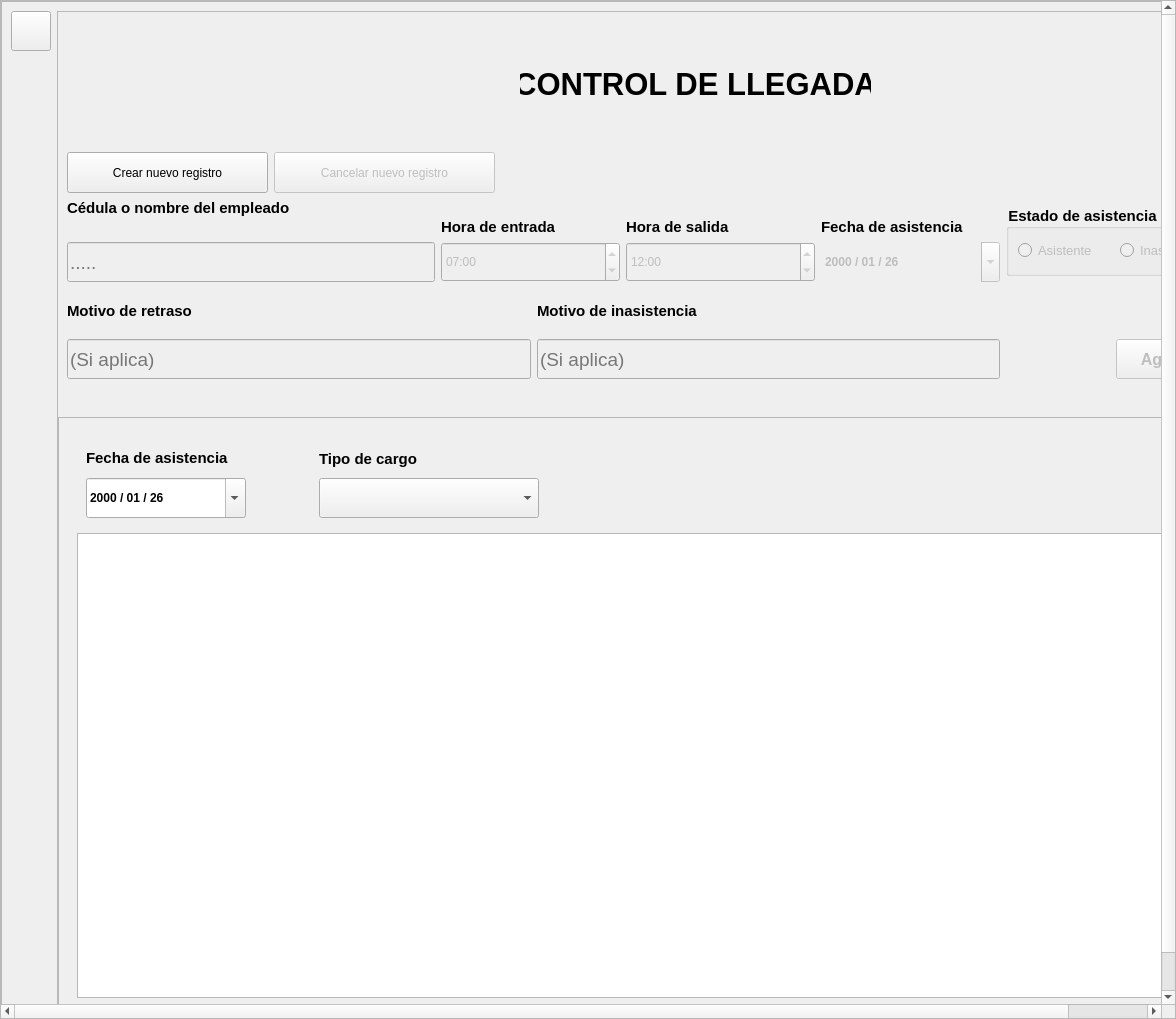
Old version of the form recursos_graficos_y_logicos/elementos_graficos_ui/pantalla_vista_general_asistencia_empleados.ui in the repository Enmanuel-86/TELA-APP.
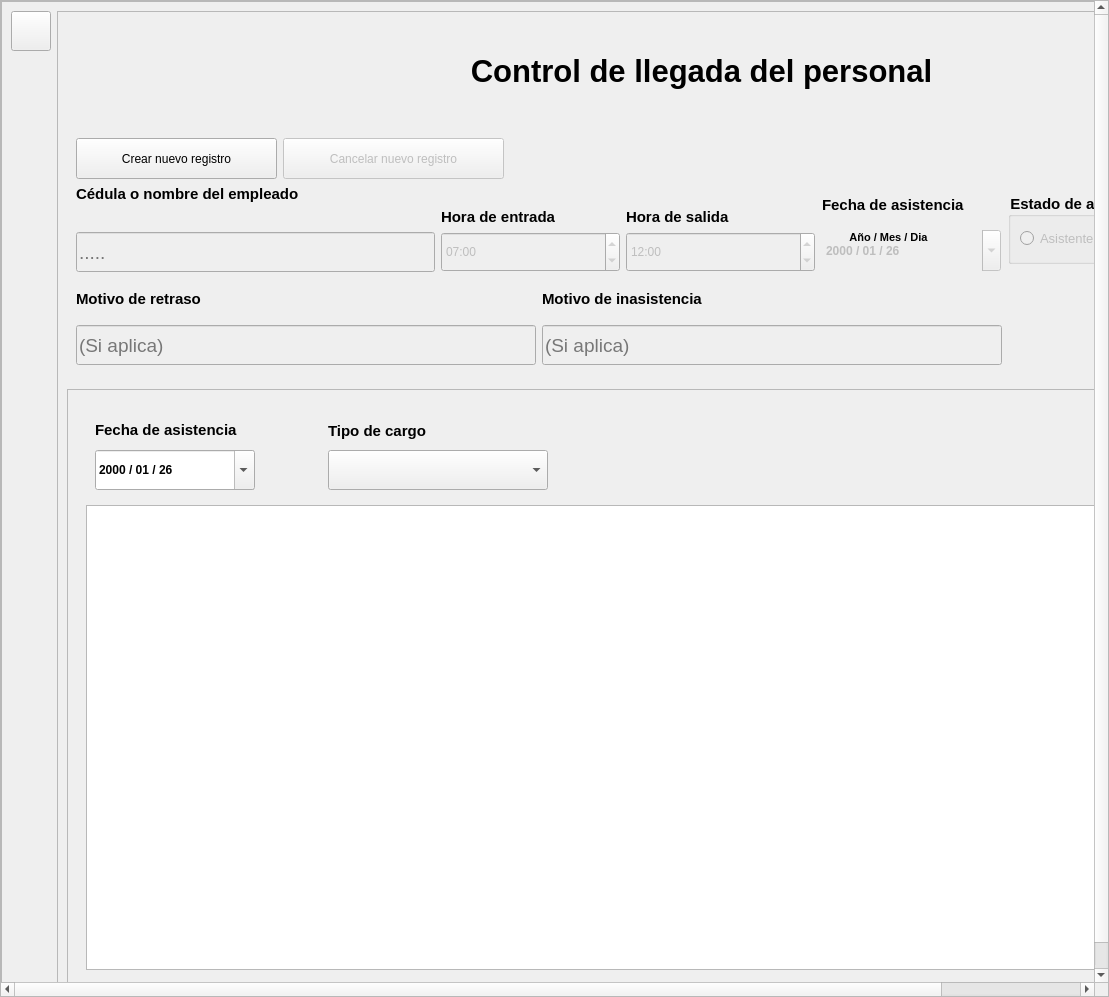
New version of the form. Icons and pictures are not drawn.

```diff
--- a/recursos_graficos_y_logicos/elementos_graficos_ui/pantalla_vista_general_asistencia_empleados.ui
+++ b/recursos_graficos_y_logicos/elementos_graficos_ui/pantalla_vista_general_asistencia_empleados.ui
@@ -6,8 +6,8 @@
    <rect>
     <x>0</x>
     <y>0</y>
-    <width>1176</width>
-    <height>1019</height>
+    <width>1109</width>
+    <height>997</height>
    </rect>
   </property>
   <property name="windowTitle">
@@ -41,9 +41,9 @@
       <property name="geometry">
        <rect>
         <x>0</x>
-        <y>0</y>
-        <width>1258</width>
-        <height>1043</height>
+        <y>-18</y>
+        <width>1271</width>
+        <height>1010</height>
        </rect>
       </property>
       <layout class="QHBoxLayout" name="horizontalLayout_8">
@@ -126,18 +126,6 @@
             <property name="enabled">
              <bool>true</bool>
             </property>
-            <property name="minimumSize">
-             <size>
-              <width>1180</width>
-              <height>1023</height>
-             </size>
-            </property>
-            <property name="maximumSize">
-             <size>
-              <width>1180</width>
-              <height>1023</height>
-             </size>
-            </property>
             <property name="styleSheet">
              <string notr="true"/>
             </property>
@@ -147,22 +135,13 @@
             <property name="frameShadow">
              <enum>QFrame::Raised</enum>
             </property>
-            <layout class="QVBoxLayout" name="verticalLayout_21">
+            <layout class="QVBoxLayout" name="verticalLayout_6">
              <property name="spacing">
               <number>15</number>
              </property>
-             <property name="leftMargin">
-              <number>0</number>
-             </property>
              <property name="topMargin">
               <number>0</number>
              </property>
-             <property name="rightMargin">
-              <number>0</number>
-             </property>
-             <property name="bottomMargin">
-              <number>0</number>
-             </property>
              <item>
               <layout class="QVBoxLayout" name="verticalLayout_20">
                <property name="spacing">
@@ -203,7 +182,7 @@
                  <property name="tipo" stdset="0">
                   <string>espacio_titulo_form</string>
                  </property>
-                 <layout class="QHBoxLayout" name="horizontalLayout_12">
+                 <layout class="QHBoxLayout" name="horizontalLayout_3">
                   <item>
                    <spacer name="horizontalSpacer_2">
                     <property name="orientation">
@@ -231,7 +210,7 @@
                     <property name="tipo" stdset="0">
                      <string/>
                     </property>
-                    <layout class="QHBoxLayout" name="horizontalLayout_13">
+                    <layout class="QHBoxLayout" name="horizontalLayout_2">
                      <item>
                       <widget class="QLabel" name="label_imagen_asistencia">
                        <property name="minimumSize">
@@ -261,14 +240,14 @@
                       <widget class="QLabel" name="label_control_de_llegada">
                        <property name="minimumSize">
                         <size>
-                         <width>351</width>
-                         <height>30</height>
+                         <width>471</width>
+                         <height>81</height>
                         </size>
                        </property>
                        <property name="maximumSize">
                         <size>
-                         <width>351</width>
-                         <height>40</height>
+                         <width>501</width>
+                         <height>81</height>
                         </size>
                        </property>
                        <property name="font">
@@ -286,11 +265,14 @@
 }</string>
                        </property>
                        <property name="text">
-                        <string>CONTROL DE LLEGADA</string>
+                        <string>Control de llegada del personal</string>
                        </property>
                        <property name="alignment">
                         <set>Qt::AlignCenter</set>
                        </property>
+                       <property name="wordWrap">
+                        <bool>true</bool>
+                       </property>
                        <property name="tipo" stdset="0">
                         <string>titulo_form</string>
                        </property>
@@ -586,108 +568,6 @@
                     </item>
                    </layout>
                   </item>
-                  <item row="1" column="3">
-                   <layout class="QVBoxLayout" name="verticalLayout_12">
-                    <item alignment="Qt::AlignBottom">
-                     <widget class="QLabel" name="label_fecha_asistencia">
-                      <property name="minimumSize">
-                       <size>
-                        <width>0</width>
-                        <height>0</height>
-                       </size>
-                      </property>
-                      <property name="font">
-                       <font>
-                        <family>Segoe UI</family>
-                        <pointsize>15</pointsize>
-                        <weight>75</weight>
-                        <italic>false</italic>
-                        <bold>true</bold>
-                       </font>
-                      </property>
-                      <property name="styleSheet">
-                       <string notr="true">QLabel{font-size:15pt;}</string>
-                      </property>
-                      <property name="text">
-                       <string>&lt;html&gt;&lt;head/&gt;&lt;body&gt;&lt;p&gt;&lt;span style=&quot; font-size:11pt;&quot;&gt;Fecha de asistencia&lt;/span&gt;&lt;/p&gt;&lt;/body&gt;&lt;/html&gt;</string>
-                      </property>
-                      <property name="alignment">
-                       <set>Qt::AlignLeading|Qt::AlignLeft|Qt::AlignVCenter</set>
-                      </property>
-                      <property name="tipo" stdset="0">
-                       <string>titulo_qlineedit</string>
-                      </property>
-                     </widget>
-                    </item>
-                    <item>
-                     <widget class="QDateEdit" name="dateedit_fecha_asistencia">
-                      <property name="enabled">
-                       <bool>false</bool>
-                      </property>
-                      <property name="minimumSize">
-                       <size>
-                        <width>179</width>
-                        <height>40</height>
-                       </size>
-                      </property>
-                      <property name="font">
-                       <font>
-                        <family>Segoe UI</family>
-                        <weight>75</weight>
-                        <italic>false</italic>
-                        <bold>true</bold>
-                       </font>
-                      </property>
-                      <property name="toolTip">
-                       <string>Año/Mes/Dia</string>
-                      </property>
-                      <property name="styleSheet">
-                       <string notr="true"/>
-                      </property>
-                      <property name="wrapping">
-                       <bool>false</bool>
-                      </property>
-                      <property name="frame">
-                       <bool>false</bool>
-                      </property>
-                      <property name="readOnly">
-                       <bool>false</bool>
-                      </property>
-                      <property name="buttonSymbols">
-                       <enum>QAbstractSpinBox::UpDownArrows</enum>
-                      </property>
-                      <property name="accelerated">
-                       <bool>true</bool>
-                      </property>
-                      <property name="keyboardTracking">
-                       <bool>true</bool>
-                      </property>
-                      <property name="showGroupSeparator" stdset="0">
-                       <bool>true</bool>
-                      </property>
-                      <property name="currentSection">
-                       <enum>QDateTimeEdit::YearSection</enum>
-                      </property>
-                      <property name="displayFormat">
-                       <string>yyyy / MM / dd</string>
-                      </property>
-                      <property name="calendarPopup">
-                       <bool>true</bool>
-                      </property>
-                      <property name="currentSectionIndex">
-                       <number>0</number>
-                      </property>
-                      <property name="date">
-                       <date>
-                        <year>2000</year>
-                        <month>1</month>
-                        <day>26</day>
-                       </date>
-                      </property>
-                     </widget>
-                    </item>
-                   </layout>
-                  </item>
                   <item row="1" column="4">
                    <widget class="QGroupBox" name="groupBox_estado_asistencia">
                     <property name="minimumSize">
@@ -988,6 +868,172 @@
                     </item>
                    </layout>
                   </item>
+                  <item row="1" column="3">
+                   <widget class="QFrame" name="frame">
+                    <property name="minimumSize">
+                     <size>
+                      <width>181</width>
+                      <height>87</height>
+                     </size>
+                    </property>
+                    <property name="maximumSize">
+                     <size>
+                      <width>181</width>
+                      <height>87</height>
+                     </size>
+                    </property>
+                    <widget class="QLabel" name="label_fecha_asistencia">
+                     <property name="geometry">
+                      <rect>
+                       <x>1</x>
+                       <y>10</y>
+                       <width>179</width>
+                       <height>20</height>
+                      </rect>
+                     </property>
+                     <property name="minimumSize">
+                      <size>
+                       <width>179</width>
+                       <height>20</height>
+                      </size>
+                     </property>
+                     <property name="font">
+                      <font>
+                       <family>Segoe UI</family>
+                       <pointsize>15</pointsize>
+                       <weight>75</weight>
+                       <italic>false</italic>
+                       <bold>true</bold>
+                      </font>
+                     </property>
+                     <property name="styleSheet">
+                      <string notr="true">QLabel{font-size:15pt;}</string>
+                     </property>
+                     <property name="text">
+                      <string>&lt;html&gt;&lt;head/&gt;&lt;body&gt;&lt;p&gt;&lt;span style=&quot; font-size:11pt;&quot;&gt;Fecha de asistencia&lt;/span&gt;&lt;/p&gt;&lt;/body&gt;&lt;/html&gt;</string>
+                     </property>
+                     <property name="alignment">
+                      <set>Qt::AlignLeading|Qt::AlignLeft|Qt::AlignVCenter</set>
+                     </property>
+                     <property name="tipo" stdset="0">
+                      <string>titulo_qlineedit</string>
+                     </property>
+                    </widget>
+                    <widget class="QDateEdit" name="dateedit_fecha_asistencia">
+                     <property name="enabled">
+                      <bool>false</bool>
+                     </property>
+                     <property name="geometry">
+                      <rect>
+                       <x>1</x>
+                       <y>45</y>
+                       <width>179</width>
+                       <height>41</height>
+                      </rect>
+                     </property>
+                     <property name="minimumSize">
+                      <size>
+                       <width>179</width>
+                       <height>40</height>
+                      </size>
+                     </property>
+                     <property name="font">
+                      <font>
+                       <family>Segoe UI</family>
+                       <weight>75</weight>
+                       <italic>false</italic>
+                       <bold>true</bold>
+                      </font>
+                     </property>
+                     <property name="toolTip">
+                      <string>Año/Mes/Dia</string>
+                     </property>
+                     <property name="styleSheet">
+                      <string notr="true"/>
+                     </property>
+                     <property name="wrapping">
+                      <bool>false</bool>
+                     </property>
+                     <property name="frame">
+                      <bool>false</bool>
+                     </property>
+                     <property name="readOnly">
+                      <bool>false</bool>
+                     </property>
+                     <property name="buttonSymbols">
+                      <enum>QAbstractSpinBox::UpDownArrows</enum>
+                     </property>
+                     <property name="accelerated">
+                      <bool>true</bool>
+                     </property>
+                     <property name="keyboardTracking">
+                      <bool>true</bool>
+                     </property>
+                     <property name="showGroupSeparator" stdset="0">
+                      <bool>true</bool>
+                     </property>
+                     <property name="currentSection">
+                      <enum>QDateTimeEdit::YearSection</enum>
+                     </property>
+                     <property name="displayFormat">
+                      <string>yyyy / MM / dd</string>
+                     </property>
+                     <property name="calendarPopup">
+                      <bool>true</bool>
+                     </property>
+                     <property name="currentSectionIndex">
+                      <number>0</number>
+                     </property>
+                     <property name="date">
+                      <date>
+                       <year>2000</year>
+                       <month>1</month>
+                       <day>26</day>
+                      </date>
+                     </property>
+                    </widget>
+                    <widget class="QLabel" name="label_anio_mes_reporte_asistencia_empleados">
+                     <property name="enabled">
+                      <bool>true</bool>
+                     </property>
+                     <property name="geometry">
+                      <rect>
+                       <x>22</x>
+                       <y>42</y>
+                       <width>91</width>
+                       <height>21</height>
+                      </rect>
+                     </property>
+                     <property name="font">
+                      <font>
+                       <family>Segoe UI</family>
+                       <pointsize>8</pointsize>
+                       <weight>75</weight>
+                       <italic>false</italic>
+                       <bold>true</bold>
+                      </font>
+                     </property>
+                     <property name="styleSheet">
+                      <string notr="true"/>
+                     </property>
+                     <property name="text">
+                      <string>Año / Mes / Dia</string>
+                     </property>
+                     <property name="scaledContents">
+                      <bool>false</bool>
+                     </property>
+                     <property name="alignment">
+                      <set>Qt::AlignCenter</set>
+                     </property>
+                     <property name="wordWrap">
+                      <bool>true</bool>
+                     </property>
+                     <property name="tipo" stdset="0">
+                      <string>titulo_qdateedit</string>
+                     </property>
+                    </widget>
+                   </widget>
+                  </item>
                  </layout>
                 </widget>
                </item>
```
